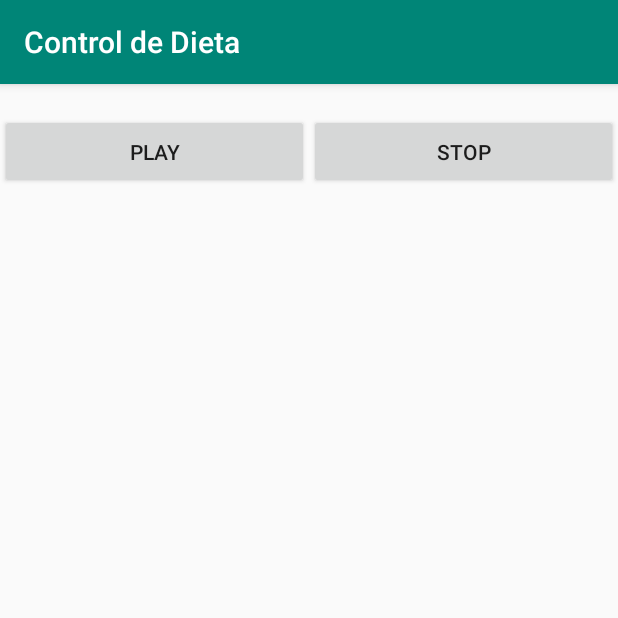
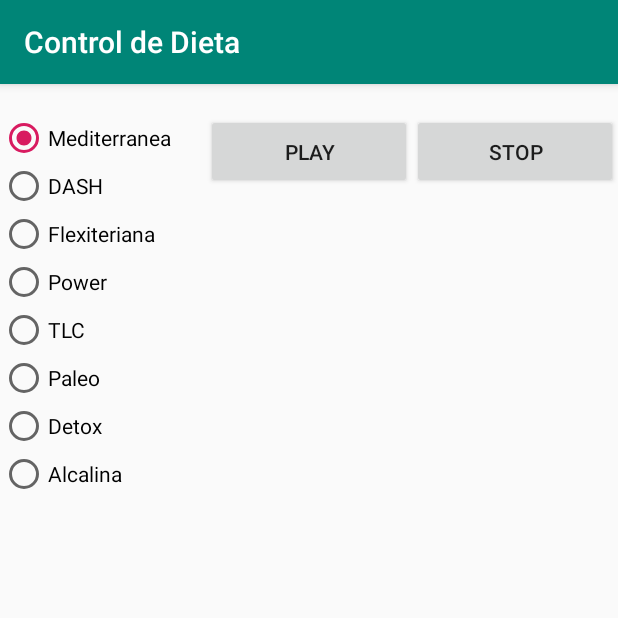
Before and after one commit to siliezer/prj2pdm, an Android app: the AudioActivity screen opened directly, with no data from a screen before it, on a phone screen of 412 x 824 dp, the top half of it. Run offline under Robolectric (Android 15) with nearby library versions, the phone set to English and light mode, and no system bars.

Commit message:
Funcionalidad de Audio

```diff
--- a/app/src/main/res/layout/activity_audio.xml
+++ b/app/src/main/res/layout/activity_audio.xml
@@ -3,6 +3,67 @@
     android:layout_height="fill_parent"
     android:orientation="horizontal"
     android:paddingTop="20dp" >
+
+    <RadioGroup
+        android:id="@+id/grupo"
+        android:layout_width="0dp"
+        android:layout_height="414dp"
+        android:layout_weight="1">
+
+        <RadioButton
+            android:id="@+id/radiobutton1"
+            android:layout_width="match_parent"
+            android:layout_height="wrap_content"
+            android:checked="true"
+            android:onClick="myMetodo"
+            android:text="Mediterranea" />
+
+        <RadioButton
+            android:id="@+id/radiobutton2"
+            android:layout_width="match_parent"
+            android:layout_height="wrap_content"
+            android:onClick="myMetodo"
+            android:text="DASH" />
+
+        <RadioButton
+            android:id="@+id/radiobutton3"
+            android:layout_width="match_parent"
+            android:layout_height="wrap_content"
+            android:onClick="myMetodo"
+            android:text="Flexiteriana" />
+        <RadioButton
+            android:id="@+id/radiobutton4"
+            android:layout_width="match_parent"
+            android:layout_height="wrap_content"
+            android:onClick="myMetodo"
+            android:text="Power" />
+        <RadioButton
+            android:id="@+id/radiobutton5"
+            android:layout_width="match_parent"
+            android:layout_height="wrap_content"
+            android:onClick="myMetodo"
+            android:text="TLC" />
+        <RadioButton
+            android:id="@+id/radiobutton6"
+            android:layout_width="match_parent"
+            android:layout_height="wrap_content"
+            android:onClick="myMetodo"
+            android:text="Paleo" />
+        <RadioButton
+            android:id="@+id/radiobutton7"
+            android:layout_width="match_parent"
+            android:layout_height="wrap_content"
+            android:onClick="myMetodo"
+            android:text="Detox" />
+        <RadioButton
+            android:id="@+id/radiobutton8"
+            android:layout_width="match_parent"
+            android:layout_height="wrap_content"
+            android:onClick="myMetodo"
+            android:text="Alcalina" />
+
+    </RadioGroup>
+
     <Button
         android:id="@+id/play"
         android:layout_width="0dp"
@@ -15,4 +76,5 @@
     android:layout_height="50dp"
     android:layout_weight="1"
     android:text="@string/btnstop"/>
+
 </LinearLayout>
--- a/app/src/main/res/menu/activity_main_drawer.xml
+++ b/app/src/main/res/menu/activity_main_drawer.xml
@@ -23,8 +23,8 @@
             android:title="@string/grabar_audio" />
         <item
             android:id="@+id/nav_audio"
-            android:icon="@drawable/ic_menu_audio"
-            android:title="Audio" />
+            android:icon="@drawable/ic_baseline_audiotrack_24"
+            android:title="AudioInformación" />
         <item
             android:id="@+id/nav_video"
             android:icon="@drawable/ic_menu_video"
```
Also changed, not shown: app/src/main/java/edu/ues/fia/eisi/prj2pdm/Funciones1/AudioActivity.java (+26 -1 lines), app/src/main/res/drawable/ic_baseline_audiotrack_24.xml (added, +10 -0 lines), 9 other files.
